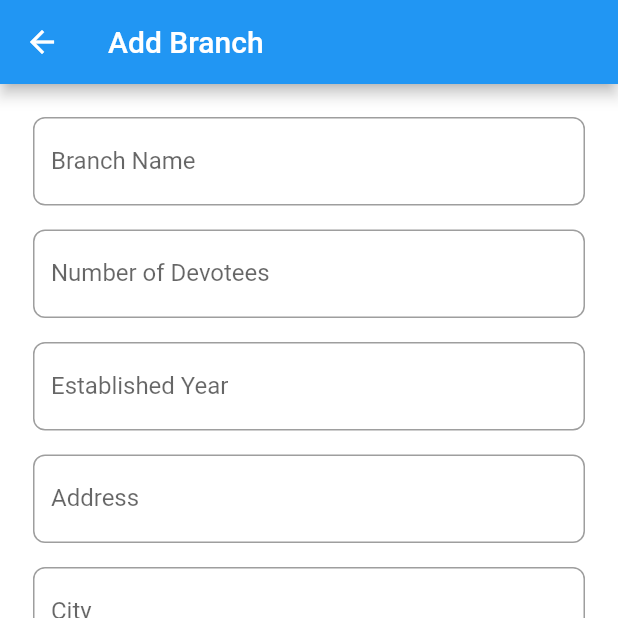
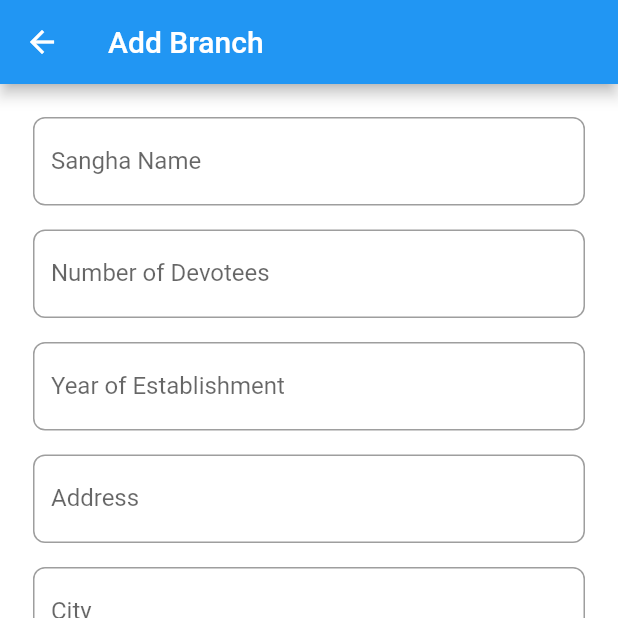
Before and after one commit to tnsmobilesolutions/nssaccounting, a Flutter app: the ManageBranch screen opened directly, after a tap on "Add", on a phone screen of 412 x 824 dp, the top half of it. Run offline on Flutter 3.47's test engine with Material 2 defaults, Android fonts, the phone set to English and light mode, and no system bars; our stand-ins replace cloud_firestore, firebase_auth, firebase_core, flutter_login, material_floating_search_bar; accounts and stored records are empty.

Commit message:
Branch delete implimented

```diff
--- a/lib/dashboard.dart
+++ b/lib/dashboard.dart
@@ -101,6 +101,11 @@ class _DashboardScreenState extends State<DashboardScreen> {
           label: 'Kendra',
           backgroundColor: Colors.blue,
         ),
+        BottomNavigationBarItem(
+          icon: Icon(Icons.payments_rounded),
+          label: 'Payment Voucher',
+          backgroundColor: Colors.blue,
+        ),
       ],
       currentIndex: _selectedIndex,
       selectedItemColor: Colors.amberAccent,
--- a/lib/setting_icon_pages/add_manage_branch.dart
+++ b/lib/setting_icon_pages/add_manage_branch.dart
@@ -17,8 +17,6 @@ class ManageAddBranch extends StatefulWidget {
 class _ManageAddBranchState extends State<ManageAddBranch> {
   final _formKey = GlobalKey<FormState>();
 
-  List<int> digit = [0, 1, 2, 3, 4, 5, 6, 7, 8, 9];
-
   final _nameController = TextEditingController();
   final _addressController = TextEditingController();
   final _cityController = TextEditingController();
@@ -27,15 +25,19 @@ class _ManageAddBranchState extends State<ManageAddBranch> {
   final _pinController = TextEditingController();
   final _estYearController = TextEditingController();
   final _numDevController = TextEditingController();
+
   @override
   Widget build(BuildContext context) {
     return Scaffold(
+      //backgroundColor: Colors.teal[100],
       appBar: AppBar(
+        //backgroundColor: Colors.teal[800],
         title: Text("Add Branch"),
       ),
       body: SingleChildScrollView(
         child: Form(
           key: _formKey,
+          autovalidateMode: AutovalidateMode.onUserInteraction,
           child: Padding(
             padding: EdgeInsets.all(22.0),
             child: Column(
@@ -43,29 +45,40 @@ class _ManageAddBranchState extends State<ManageAddBranch> {
                 TextFormField(
                   keyboardType: TextInputType.name,
                   controller: _nameController,
+                  inputFormatters: [
+                    FilteringTextInputFormatter.allow(RegExp("[a-z A-Z]"))
+                  ],
                   validator: (value) {
-                    if (value!.isEmpty) {
-                      return 'Please Enter Branch Name';
-                    } else if (!RegExp(r'^[a-z A-Z]+$').hasMatch(value)) {
-                      return 'Please Enter Correct Name';
+                    if (value == null || value.isEmpty) {
+                      return 'Please Enter Sangha Name';
                     }
                     return null;
                   },
+                  // validator: (value) {
+                  //   if (value == null || value.isEmpty) {
+                  //     return 'Please Enter Name';
+                  //   } else if (!RegExp(r'^[a-z A-Z]+$').hasMatch(value)) {
+                  //     return 'Please Enter Correct Name';
+                  //   }
+                  //   return null;
+                  // },
                   // style: TextStyle(height: 0.5),
                   decoration: CommonStyle.textFieldStyle(
-                    labelTextStr: "Branch Name",
+                    labelTextStr: "Sangha Name",
                     hintTextStr: "Enter Name",
                   ),
                 ),
                 SizedBox(height: 16),
                 TextFormField(
                   keyboardType: TextInputType.phone,
-                  inputFormatters: [FilteringTextInputFormatter.digitsOnly],
+                  inputFormatters: [
+                    FilteringTextInputFormatter.allow(RegExp("[0-9]"))
+                  ],
                   controller: _numDevController,
                   validator: (value) {
-                    if (value!.isEmpty) {
+                    if (value == null || value.isEmpty) {
                       return 'Please Enter Number of Devotees';
-                    } else if (!RegExp(r'^[a-z A-Z]+$').hasMatch(value)) {
+                    } else if (!RegExp(r'^[0-9]+$').hasMatch(value)) {
                       return 'Please Enter Correct Number';
                     }
                     return null;
@@ -79,30 +92,31 @@ class _ManageAddBranchState extends State<ManageAddBranch> {
                 SizedBox(height: 16),
                 TextFormField(
                   keyboardType: TextInputType.phone,
-                  inputFormatters: [FilteringTextInputFormatter.digitsOnly],
+                  inputFormatters: [
+                    FilteringTextInputFormatter.allow(RegExp('^[0-9]{1,4}'))
+                  ],
                   controller: _estYearController,
                   validator: (value) {
-                    if (value!.isEmpty) {
-                      return 'Please Enter Established Year';
-                    } else if (!RegExp(r'^[a-z A-Z]+$').hasMatch(value)) {
-                      return 'Please Enter Correct Year';
+                    if (value!.length < 4) {
+                      return 'Enter a valid year';
                     }
-                    return null;
                   },
                   // style: TextStyle(height: 0.5),
                   decoration: CommonStyle.textFieldStyle(
-                    labelTextStr: "Established Year ",
-                    hintTextStr: "Enter Established Year",
+                    labelTextStr: "Year of Establishment",
+                    hintTextStr: "Enter Year of establishment",
                   ),
                 ),
                 SizedBox(height: 16),
                 TextFormField(
                   keyboardType: TextInputType.name,
                   controller: _addressController,
+
                   validator: (value) {
                     if (value!.isEmpty) {
                       return 'Please Enter Address';
-                    } else if (!RegExp(r'^[a-z A-Z]+$').hasMatch(value)) {
+                    } else if (!RegExp(r'^[a-z A-Z 0-9 , / - .]+$')
+                        .hasMatch(value)) {
                       return 'Please Enter Correct Address';
                     }
                     return null;
@@ -117,10 +131,13 @@ class _ManageAddBranchState extends State<ManageAddBranch> {
                 TextFormField(
                   keyboardType: TextInputType.name,
                   controller: _cityController,
+                  inputFormatters: [
+                    FilteringTextInputFormatter.allow(RegExp("[a-z , A-Z]"))
+                  ],
                   validator: (value) {
                     if (value!.isEmpty) {
                       return 'Please Enter City Name';
-                    } else if (!RegExp(r'^[a-z A-Z]+$').hasMatch(value)) {
+                    } else if (!RegExp(r'^[a-z A-Z ,]+$').hasMatch(value)) {
                       return 'Please Enter Correct City Name';
                     }
                     return null;
@@ -136,7 +153,7 @@ class _ManageAddBranchState extends State<ManageAddBranch> {
                   keyboardType: TextInputType.name,
                   controller: _stateController,
                   validator: (value) {
-                    if (value!.isEmpty) {
+                    if (value == null || value.isEmpty) {
                       return 'Please Enter State Name';
                     } else if (!RegExp(r'^[a-z A-Z]+$').hasMatch(value)) {
                       return 'Please Enter Correct State Name';
@@ -154,7 +171,7 @@ class _ManageAddBranchState extends State<ManageAddBranch> {
                   keyboardType: TextInputType.name,
                   controller: _countryController,
                   validator: (value) {
-                    if (value!.isEmpty) {
+                    if (value == null || value.isEmpty) {
                       return 'Please Enter Country Name';
                     } else if (!RegExp(r'^[a-z A-Z]+$').hasMatch(value)) {
                       return 'Please Enter Correct Country Name';
@@ -170,25 +187,29 @@ class _ManageAddBranchState extends State<ManageAddBranch> {
                 SizedBox(height: 16),
                 TextFormField(
                   keyboardType: TextInputType.phone,
-                  inputFormatters: [FilteringTextInputFormatter.digitsOnly],
-                  controller: _pinController,
+                  inputFormatters: [
+                    FilteringTextInputFormatter.allow(RegExp('^[0-9]{1,6}'))
+                  ],
+                  controller: _estYearController,
                   validator: (value) {
-                    if (value!.isEmpty) {
-                      return 'Please Enter Pincode';
-                    } else if (!RegExp(r'^[a-z A-Z]+$').hasMatch(value)) {
-                      return 'Please Enter Correct Pincode';
+                    if (value!.length < 6) {
+                      return 'Enter atleast 6 digit';
                     }
-                    return null;
                   },
                   // style: TextStyle(height: 0.5),
                   decoration: CommonStyle.textFieldStyle(
-                    labelTextStr: "Pincode ",
+                    labelTextStr: "Pincode",
                     hintTextStr: "Enter Pincode",
                   ),
                 ),
                 SizedBox(height: 16),
                 ElevatedButton(
                     onPressed: () {
+                      if (_formKey.currentState!.validate()) {
+                        ScaffoldMessenger.of(context).showSnackBar(
+                          const SnackBar(content: Text('Data Submitted.')),
+                        );
+
                         Branch branch = Branch(
                           branchId: Uuid().v1(),
                           branchName: _nameController.text,
@@ -196,19 +217,23 @@ class _ManageAddBranchState extends State<ManageAddBranch> {
                           city: _cityController.text,
                           state: _stateController.text,
                           country: _countryController.text,
-                        devotees: int.parse(_numDevController.text),
-                        pin: int.parse(_pinController.text),
-                        year: int.parse(_estYearController.text),
+                          devotees: int.tryParse(_numDevController.text),
+                          pin: int.tryParse(_pinController.text),
+                          year: int.tryParse(_estYearController.text),
                         );
 
                         final branchId = BranchAPI().createNewBranch(branch);
                         print(branchId);
 
-                      ScaffoldMessenger.of(context).showSnackBar(
-                        const SnackBar(content: Text('Data Submitted.')),
-                      );
                         Navigator.pop(context);
+                      }
+
+                      //
                     },
+                    // style: ElevatedButton.styleFrom(
+                    //   primary: Colors.teal[500],
+                    //   shadowColor: Colors.black12,
+                    // ),
                     style: CommonStyle.elevatedSubmitButtonStyle(),
                     child: Text('ADD BRANCH')),
               ],
--- a/lib/setting_icon_pages/edit_manage_branch.dart
+++ b/lib/setting_icon_pages/edit_manage_branch.dart
@@ -226,8 +226,8 @@ class _ManageEditPageState extends State<ManageEditPage> {
                             year: int.parse(_yearController.text));
 
                         final branchId = BranchAPI().updateBranch(branch);
-                        print(branch);
-                        print(branchId);
+                        // print(branch);
+                        print(branch.branchId);
 
                         ScaffoldMessenger.of(context).showSnackBar(
                           const SnackBar(content: Text('Data Updated.')),
--- a/lib/setting_icon_pages/manage_branch.dart
+++ b/lib/setting_icon_pages/manage_branch.dart
@@ -1,13 +1,13 @@
 //import 'dart:ui';
 import 'package:flutter/material.dart';
 import 'package:material_floating_search_bar/material_floating_search_bar.dart';
-
+import 'package:cloud_firestore/cloud_firestore.dart';
 import 'package:nssaccounting/common_widgets/common_style.dart';
 import 'package:nssaccounting/data/branchAPI.dart';
 import 'package:nssaccounting/model/branch.dart';
 import 'package:nssaccounting/setting_icon_pages/add_manage_branch.dart';
 import 'package:nssaccounting/setting_icon_pages/edit_manage_branch.dart';
-import 'package:uuid/uuid.dart';
+//import 'package:uuid/uuid.dart';
 
 class ManageBranch extends StatefulWidget {
   ManageBranch({Key? key}) : super(key: key);
@@ -19,6 +19,7 @@ class ManageBranch extends StatefulWidget {
 class _ManageBranchState extends State<ManageBranch> {
   Branch? _selectedBranch;
   List<Branch?>? _filteredBranches;
+  var updatedBranch = null;
 
   double _searchbarHeight = 60;
 
@@ -62,6 +63,16 @@ class _ManageBranchState extends State<ManageBranch> {
     }
   }
 
+  // createAlertDialog(BuildContext context) {
+  //   return AlertDialog(
+  //     title: Text('Are you sure ?'),
+  //     actions: [
+  //       MaterialButton(onPressed: ,
+  //       elevation: 5,
+  //       child: Text('Yes'),)
+  //     ],
+  //   );
+  // }
   // //adds the recent search branch
   // void addSearchTerm(String branch) async {
   //   if (_branchHistory?.contains(branch)) {
@@ -108,7 +119,7 @@ class _ManageBranchState extends State<ManageBranch> {
   Widget build(BuildContext context) {
     return Scaffold(
       appBar: AppBar(
-        backgroundColor: Colors.deepOrange[900],
+        // backgroundColor: Colors.deepOrange[900],
         title: Text('Manage Branch'),
       ),
       body: Padding(
@@ -243,110 +254,22 @@ class _ManageBranchState extends State<ManageBranch> {
               ),
               SizedBox(height: 20),
               _isSearchSelected
-                  ? Container(
-                      child: Column(
+                  ? BranchDetails().getContainer(_selectedBranch)
+                  : Text('Search Branch By Name'),
+              SizedBox(height: 12),
+            ],
+          ),
+        ),
+      ),
+      bottomNavigationBar: BottomAppBar(
+        child: Row(
+          mainAxisAlignment: MainAxisAlignment.center,
           children: [
-                          Container(
-                            decoration: BoxDecoration(
-                                borderRadius: BorderRadius.circular(12.0),
-                                color: Colors.yellowAccent[700]),
-                            padding: EdgeInsets.fromLTRB(18, 5, 18, 5),
-                            child: Text(
-                              'Address: ${_selectedBranch?.address}',
-                              style: TextStyle(fontSize: 22),
-                            ),
-                            width: double.infinity,
-                          ),
-                          SizedBox(height: 12),
-                          Container(
-                            decoration: BoxDecoration(
-                                borderRadius: BorderRadius.circular(12.0),
-                                color: Colors.yellowAccent[700]),
-                            padding: EdgeInsets.fromLTRB(18, 10, 18, 10),
-                            child: Text(
-                              'Branch Name: ${_selectedBranch?.branchName}',
-                              style: TextStyle(fontSize: 22),
-                            ),
-                            width: double.infinity,
-                          ),
-                          SizedBox(height: 12),
-                          Container(
-                            decoration: BoxDecoration(
-                                borderRadius: BorderRadius.circular(12.0),
-                                color: Colors.yellowAccent[700]),
-                            padding: EdgeInsets.fromLTRB(18, 10, 18, 10),
-                            child: Text(
-                              'City: ${_selectedBranch?.city}',
-                              style: TextStyle(fontSize: 22),
-                            ),
-                            width: double.infinity,
-                          ),
-                          SizedBox(height: 12),
-                          Container(
-                            decoration: BoxDecoration(
-                                borderRadius: BorderRadius.circular(12.0),
-                                color: Colors.yellowAccent[700]),
-                            padding: EdgeInsets.fromLTRB(18, 10, 18, 10),
-                            child: Text(
-                              'Country: ${_selectedBranch?.country}',
-                              style: TextStyle(fontSize: 22),
-                            ),
-                            width: double.infinity,
-                          ),
-                          SizedBox(height: 12),
-                          Container(
-                            decoration: BoxDecoration(
-                                borderRadius: BorderRadius.circular(12.0),
-                                color: Colors.yellowAccent[700]),
-                            padding: EdgeInsets.fromLTRB(18, 10, 18, 10),
-                            child: Text(
-                              'Number of devotees: ${_selectedBranch?.devotees}',
-                              style: TextStyle(fontSize: 22),
-                            ),
-                            width: double.infinity,
-                          ),
-                          SizedBox(height: 12),
-                          Container(
-                            decoration: BoxDecoration(
-                                borderRadius: BorderRadius.circular(12.0),
-                                color: Colors.yellowAccent[700]),
-                            padding: EdgeInsets.fromLTRB(18, 10, 18, 10),
-                            child: Text(
-                              'Pincode: ${_selectedBranch?.pin}',
-                              style: TextStyle(fontSize: 22),
-                            ),
-                            width: double.infinity,
-                          ),
-                          SizedBox(height: 12),
-                          Container(
-                            decoration: BoxDecoration(
-                                borderRadius: BorderRadius.circular(12.0),
-                                color: Colors.yellowAccent[700]),
-                            padding: EdgeInsets.fromLTRB(18, 10, 18, 10),
-                            child: Text(
-                              'State: ${_selectedBranch?.state}',
-                              style: TextStyle(fontSize: 22),
-                            ),
-                            width: double.infinity,
-                          ),
-                          SizedBox(height: 12),
-                          Container(
-                            decoration: BoxDecoration(
-                                borderRadius: BorderRadius.circular(12.0),
-                                color: Colors.yellowAccent[700]),
-                            padding: EdgeInsets.fromLTRB(18, 10, 18, 10),
-                            child: Text(
-                              'Established year: ${_selectedBranch?.year}',
-                              style: TextStyle(fontSize: 22),
-                            ),
-                            width: double.infinity,
-                          ),
-                          SizedBox(height: 20),
             ElevatedButton(
               style: CommonStyle.elevatedSubmitButtonStyle(),
-                            onPressed: () {
+              onPressed: () async {
                 if (_selectedBranch != null) {
-                                Navigator.push(
+                  updatedBranch = await Navigator.push(
                     context,
                     MaterialPageRoute(
                       builder: (context) => ManageEditPage(
@@ -354,6 +277,8 @@ class _ManageBranchState extends State<ManageBranch> {
                       ),
                     ),
                   );
+                  BranchDetails().getContainer(updatedBranch);
+                  //print(updatedBranch);
                 }
               },
               child: Text(
@@ -361,13 +286,28 @@ class _ManageBranchState extends State<ManageBranch> {
                 style: TextStyle(fontSize: 24),
               ),
             ),
+            SizedBox(
+              width: 30,
+            ),
+            ElevatedButton(
+              style: CommonStyle.elevatedSubmitButtonStyle(),
+              onPressed: () async {
+                if (_selectedBranch != null) {
+                  var collection =
+                      FirebaseFirestore.instance.collection('branches');
+                  collection.doc(_selectedBranch!.branchId).delete();
+
+                  _selectedBranch = null;
+                  print(_selectedBranch);
+                  BranchDetails().getContainer(_selectedBranch);
+                }
+              },
+              child: Text(
+                'Delete',
+                style: TextStyle(fontSize: 24),
+              ),
+            ),
           ],
-                      ),
-                    )
-                  : Text('Search Your Desired Branch By Name'),
-              SizedBox(height: 12),
-            ],
-          ),
         ),
       ),
       // bottomNavigationBar: BottomAppBar(
@@ -440,8 +380,136 @@ class SearchResultsListView extends StatelessWidget {
   }
 }
 
+class BranchDetails extends _ManageBranchState {
+  Widget getContainer(branchValue) {
+    return Container(
+      child: Column(
+        children: [
+          Container(
+            decoration: BoxDecoration(
+                borderRadius: BorderRadius.circular(12.0),
+                color: Colors.yellowAccent[700]),
+            padding: EdgeInsets.fromLTRB(18, 10, 18, 10),
+            child: Text(
+              'Branch Name: ${branchValue?.branchName}',
+              style: TextStyle(fontSize: 22),
+            ),
+            width: double.infinity,
+          ),
+          SizedBox(height: 12),
+          Container(
+            decoration: BoxDecoration(
+                borderRadius: BorderRadius.circular(12.0),
+                color: Colors.yellowAccent[700]),
+            padding: EdgeInsets.fromLTRB(18, 5, 18, 5),
+            child: Text(
+              'Address: ${branchValue?.address}',
+              style: TextStyle(fontSize: 22),
+            ),
+            width: double.infinity,
+          ),
+          SizedBox(height: 12),
+          Container(
+            decoration: BoxDecoration(
+                borderRadius: BorderRadius.circular(12.0),
+                color: Colors.yellowAccent[700]),
+            padding: EdgeInsets.fromLTRB(18, 10, 18, 10),
+            child: Text(
+              'Number of devotees: ${branchValue?.devotees}',
+              style: TextStyle(fontSize: 22),
+            ),
+            width: double.infinity,
+          ),
+          SizedBox(height: 12),
+          Container(
+            decoration: BoxDecoration(
+                borderRadius: BorderRadius.circular(12.0),
+                color: Colors.yellowAccent[700]),
+            padding: EdgeInsets.fromLTRB(18, 10, 18, 10),
+            child: Text(
+              'Established year: ${branchValue?.year}',
+              style: TextStyle(fontSize: 22),
+            ),
+            width: double.infinity,
+          ),
+          SizedBox(height: 12),
+          Container(
+            decoration: BoxDecoration(
+                borderRadius: BorderRadius.circular(12.0),
+                color: Colors.yellowAccent[700]),
+            padding: EdgeInsets.fromLTRB(18, 10, 18, 10),
+            child: Text(
+              'City: ${branchValue?.city}',
+              style: TextStyle(fontSize: 22),
+            ),
+            width: double.infinity,
+          ),
+          SizedBox(height: 12),
+          Container(
+            decoration: BoxDecoration(
+                borderRadius: BorderRadius.circular(12.0),
+                color: Colors.yellowAccent[700]),
+            padding: EdgeInsets.fromLTRB(18, 10, 18, 10),
+            child: Text(
+              'State: ${branchValue?.state}',
+              style: TextStyle(fontSize: 22),
+            ),
+            width: double.infinity,
+          ),
+          SizedBox(height: 12),
+          Container(
+            decoration: BoxDecoration(
+                borderRadius: BorderRadius.circular(12.0),
+                color: Colors.yellowAccent[700]),
+            padding: EdgeInsets.fromLTRB(18, 10, 18, 10),
+            child: Text(
+              'Country: ${branchValue?.country}',
+              style: TextStyle(fontSize: 22),
+            ),
+            width: double.infinity,
+          ),
+          SizedBox(height: 12),
+          Container(
+            decoration: BoxDecoration(
+                borderRadius: BorderRadius.circular(12.0),
+                color: Colors.yellowAccent[700]),
+            padding: EdgeInsets.fromLTRB(18, 10, 18, 10),
+            child: Text(
+              'Pincode: ${branchValue?.pin}',
+              style: TextStyle(fontSize: 22),
+            ),
+            width: double.infinity,
+          ),
+          SizedBox(height: 12),
+          // EditBranch().getContainer1(branchValue)
+        ],
+      ),
+    );
+  }
+}
 
-
-/*
-
- */
+// class EditBranch extends UpdatedBranch {
+//   Widget getContainer1(branchValue1) {
+//     return ElevatedButton(
+//       style: CommonStyle.elevatedSubmitButtonStyle(),
+//       onPressed: () async {
+//         if (branchValue1 != null) {
+//           updatedBranch = await Navigator.push(
+//             context,
+//             MaterialPageRoute(
+//               builder: (context) => ManageEditPage(
+//                 branch: branchValue1!,
+//               ),
+//             ),
+//           );
+//           UpdatedBranch().getContainer(updatedBranch);
+//           //print(updatedBranch);
+//         }
+//       },
+//       child: Text(
+//         'Edit',
+//         style: TextStyle(fontSize: 24),
+//       ),
+//     );
+//   }
+// }
```
Also changed, not shown: lib/dashboard_pages/pv.dart (added). Lines whose indentation alone changed are shown as unchanged.
